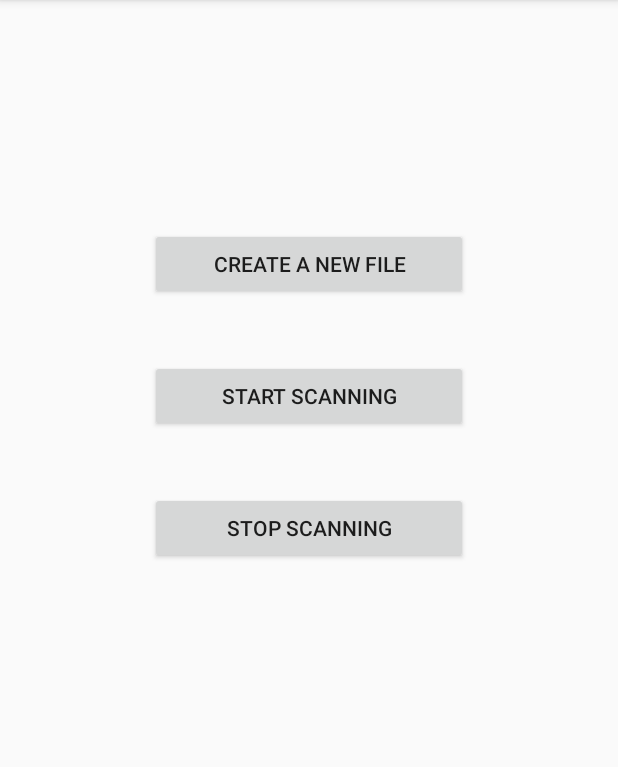
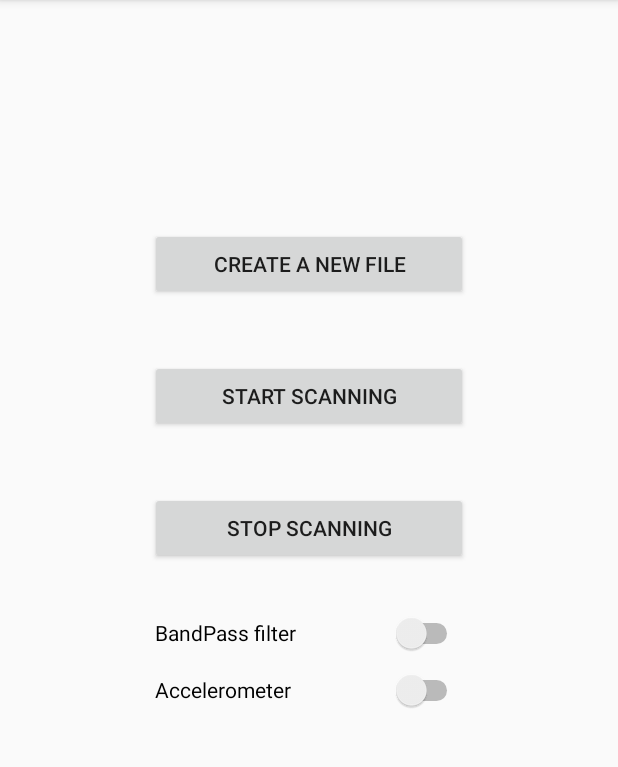
Before and after one commit to konradbjk/Beacon-Signal-Analysis-Android-App, an Android app: the screen it shows after launch (MainActivity), on a phone screen of 412 x 824 dp, the part 84-851 px from its top. Run offline under Robolectric (Android 15) with nearby library versions, the phone set to English and light mode, and no system bars; libraries missing offline, so code that uses them is left out: com.kontakt.sdk; 5 statements that could not run were skipped.

Commit message:
Adding accelerometer and some small modifications

```diff
--- a/app/src/main/java/com/kbujak/masterthesis/signalreading/MainActivity.java
+++ b/app/src/main/java/com/kbujak/masterthesis/signalreading/MainActivity.java
@@ -10,9 +10,14 @@ import android.Manifest;
 import android.app.Activity;
 import android.bluetooth.BluetoothAdapter;
 import android.content.ContentResolver;
+import android.content.Context;
 import android.content.Intent;
 import android.content.pm.PackageManager;
 import android.database.Cursor;
+import android.hardware.Sensor;
+import android.hardware.SensorEvent;
+import android.hardware.SensorEventListener;
+import android.hardware.SensorManager;
 import android.net.Uri;
 import android.os.Bundle;
 import android.os.Environment;
@@ -21,7 +26,9 @@ import android.text.format.DateFormat;
 import android.util.Log;
 import android.view.View;
 import android.widget.Button;
+import android.widget.CompoundButton;
 import android.widget.EditText;
+import android.widget.Switch;
 import android.widget.Toast;
 
 import com.kontakt.sdk.android.ble.configuration.ActivityCheckConfiguration;
@@ -49,7 +56,7 @@ import java.io.PrintWriter;
 import java.util.Arrays;
 import java.util.List;
 
-public class MainActivity extends AppCompatActivity {
+public class MainActivity extends AppCompatActivity implements SensorEventListener {
 
     private ProximityManager kontaktManager;
     private String TAG = "MyActivity";
@@ -61,6 +68,12 @@ public class MainActivity extends AppCompatActivity {
     private static final String mimeType = "text/csv";
 
     private final static int REQUEST_ENABLE_BT=1;
+
+    // Accelerometer
+    private SensorManager sensorManager;
+    private Sensor sensor;
+    private long lastTime = 0;
+    private float lastX, lastY, lastZ;
 
 
     @Override
@@ -87,11 +100,29 @@ public class MainActivity extends AppCompatActivity {
             }
         });
 
-        final Button creatFileButton = findViewById(R.id.create_file_button);
-        creatFileButton.setOnClickListener(new View.OnClickListener() {
+        final Button createFileButton = findViewById(R.id.create_file_button);
+        createFileButton.setOnClickListener(new View.OnClickListener() {
             @Override
             public void onClick(View v) {
                 createFile();
+            }
+        });
+
+        final Switch bandpass_filter_switch = findViewById(R.id.bandpass_fiter_switch);
+        bandpass_filter_switch.setOnCheckedChangeListener(new CompoundButton.OnCheckedChangeListener() {
+            @Override
+            public void onCheckedChanged(CompoundButton buttonView, boolean isChecked) {
+                if (isChecked) {
+                    kontaktManager.filters().iBeaconFilter(distanceFilter);
+                    showToast("BandPass filter activated");
+                }
+            }
+        });
+
+        final Switch accelerometer_switch = findViewById(R.id.accelerometer_switch);
+        accelerometer_switch.setOnCheckedChangeListener(new CompoundButton.OnCheckedChangeListener() {
+            @Override
+            public void onCheckedChanged(CompoundButton buttonView, boolean isChecked) {
             }
         });
     }
@@ -120,6 +151,18 @@ public class MainActivity extends AppCompatActivity {
         super.onDestroy();
     }
 
+    @Override
+    protected void onPause() {
+        super.onPause();
+        sensorManager.unregisterListener(this);
+    }
+
+    @Override
+    protected void onResume() {
+        super.onResume();
+        sensorManager.registerListener(this, sensor, SensorManager.SENSOR_DELAY_NORMAL);
+    }
+
     private void showToast(final String message) {
         runOnUiThread(new Runnable() {
             @Override
@@ -132,8 +175,14 @@ public class MainActivity extends AppCompatActivity {
     public void oneTimeConfiguration() {
         checkPermissions();
         configureProximityManager();
-        //configureIBeaconFilters(distanceFilter);
         createFile();
+
+        // Accelerometer
+        sensorManager = (SensorManager) getSystemService(Context.SENSOR_SERVICE);
+        assert sensorManager != null;
+        sensor = sensorManager.getDefaultSensor(Sensor.TYPE_ACCELEROMETER);
+        sensorManager.registerListener(this, sensor, SensorManager.SENSOR_DELAY_NORMAL);
+
     }
 
     private void checkPermissions() {
@@ -164,18 +213,16 @@ public class MainActivity extends AppCompatActivity {
         kontaktManager.configuration()
                 .activityCheckConfiguration(ActivityCheckConfiguration.create(5000,10000))
                 .deviceUpdateCallbackInterval(1000)
-                .scanMode(ScanMode.BALANCED)
+                .scanMode(ScanMode.LOW_LATENCY)
                 .scanPeriod(ScanPeriod.RANGING);
 
         kontaktManager.setScanStatusListener(createScanStatusListener());
-        kontaktManager.filters().iBeaconFilter(distanceFilter);
         kontaktManager.setIBeaconListener(new SimpleIBeaconListener(){
             @Override
             public void onIBeaconDiscovered(IBeaconDevice ibeacon, IBeaconRegion region) {
                 super.onIBeaconDiscovered(ibeacon, region);
                 stringBuffer.append(DateFormat.format("dd-MM-yyyy-hh:mm:ss", System.currentTimeMillis()).toString()).append(";").append(ibeacon.getUniqueId()).append(";").append(ibeacon.getRssi()).append("\n");
                 Log.d(TAG,"iBeacon discovered: " + ibeacon.getUniqueId()+" " + ibeacon.getRssi());
-
             }
 
             @Override
@@ -214,13 +261,11 @@ public class MainActivity extends AppCompatActivity {
         }
     };
 
-    // Poniższa funkcja zwraca informacje czy można odczytywać i zapisywać dane do pamieci
     public boolean isExternalStorageWritable() {
         String state = Environment.getExternalStorageState();
         return Environment.MEDIA_MOUNTED.equals(state);
     }
 
-    // Poniższa funkcja zwraca informacje czy pamięć jest możliwa do odczytania
     public boolean isExternalStorageReadable() {
         String state = Environment.getExternalStorageState();
         return Environment.MEDIA_MOUNTED.equals(state) ||
@@ -303,4 +348,29 @@ public class MainActivity extends AppCompatActivity {
         kontaktManager.stopScanning();
         kontaktManager.disconnect();
     }
+
+    @Override
+    public void onSensorChanged(SensorEvent event) {
+        Sensor sensor = event.sensor;
+        if (sensor.getType() == Sensor.TYPE_ACCELEROMETER) {
+            float x = event.values[0];
+            float y = event.values[1];
+            float z = event.values[2];
+            long currentTime = System.currentTimeMillis();
+            if ((currentTime - lastTime) > 100) {
+                long diffTime = (currentTime - lastTime);
+                lastTime = currentTime;
+                float speed = Math.abs(x + y + z - lastX - lastY - lastZ)/ diffTime * 10000;
+                Log.d(TAG,"The speed: " + speed);
+                lastX = x;
+                lastY = y;
+                lastZ = z;
+            }
+        }
+    }
+
+    @Override
+    public void onAccuracyChanged(Sensor sensor, int accuracy) {
+
+    }
 }
--- a/app/src/main/res/layout/activity_main.xml
+++ b/app/src/main/res/layout/activity_main.xml
@@ -5,6 +5,18 @@
     android:layout_width="match_parent"
     android:layout_height="match_parent"
     tools:context=".MainActivity">
+
+    <Switch
+        android:id="@+id/accelerometer_switch"
+        android:layout_width="205dp"
+        android:layout_height="28dp"
+        android:layout_marginStart="100dp"
+        android:layout_marginTop="10dp"
+        android:layout_marginEnd="100dp"
+        android:text="Accelerometer"
+        app:layout_constraintEnd_toEndOf="parent"
+        app:layout_constraintStart_toStartOf="parent"
+        app:layout_constraintTop_toBottomOf="@+id/bandpass_fiter_switch" />
 
     <Button
         android:id="@+id/create_file_button"
@@ -45,4 +57,16 @@
         app:layout_constraintStart_toStartOf="parent"
         app:layout_constraintTop_toBottomOf="@+id/create_file_button" />
 
+    <Switch
+        android:id="@+id/bandpass_fiter_switch"
+        android:layout_width="205dp"
+        android:layout_height="28dp"
+        android:layout_marginStart="100dp"
+        android:layout_marginTop="80dp"
+        android:layout_marginEnd="100dp"
+        android:text="BandPass filter"
+        app:layout_constraintEnd_toEndOf="parent"
+        app:layout_constraintStart_toStartOf="parent"
+        app:layout_constraintTop_toTopOf="@+id/stop_scan_button" />
+
 </androidx.constraintlayout.widget.ConstraintLayout>
```
